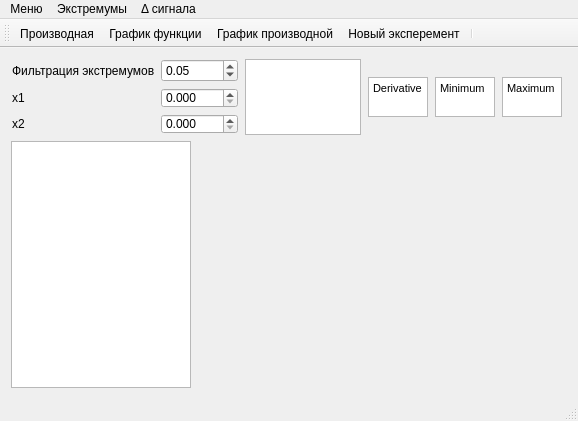
Kortesss/NO3, file mainwindow.ui: the form before one commit.
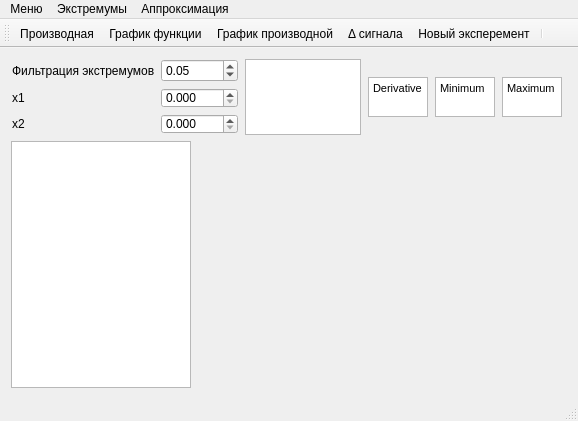
The form after the commit. Icons and pictures are not drawn. Custom widgets are drawn as their Qt base class.

What changed in the file:
```diff
--- a/mainwindow.ui
+++ b/mainwindow.ui
@@ -254,7 +254,7 @@
    </widget>
    <widget class="QMenu" name="menu_4">
     <property name="title">
-     <string>Δ сигнала</string>
+     <string>Аппроксимация</string>
     </property>
     <addaction name="action_delta"/>
    </widget>
@@ -272,6 +272,7 @@
    <addaction name="action_2"/>
    <addaction name="action_3"/>
    <addaction name="action_5"/>
+   <addaction name="action_delta"/>
    <addaction name="action_8"/>
    <addaction name="separator"/>
   </widget>
@@ -368,7 +369,7 @@
   </action>
   <action name="action_delta">
    <property name="text">
-    <string>Найти</string>
+    <string>Δ сигнала</string>
    </property>
   </action>
   <action name="action_13">
```
Left out of the diff: 28 changed lines with no effect on the pictures.
